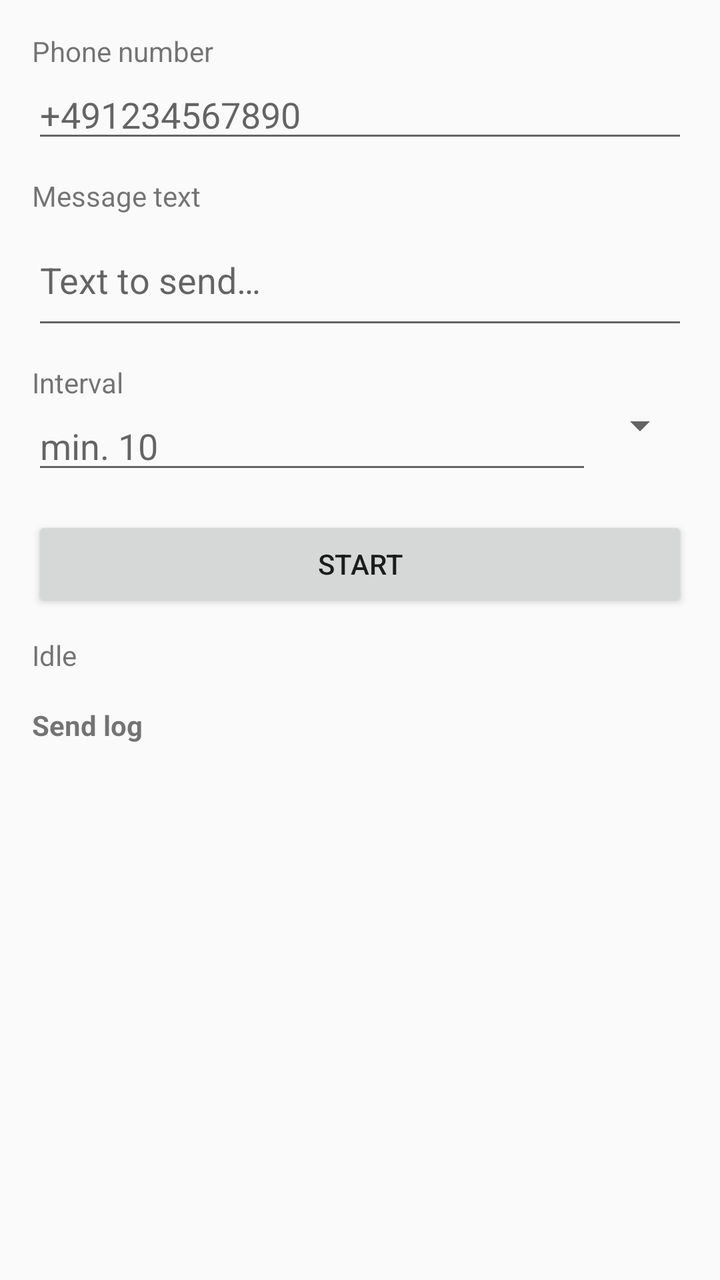
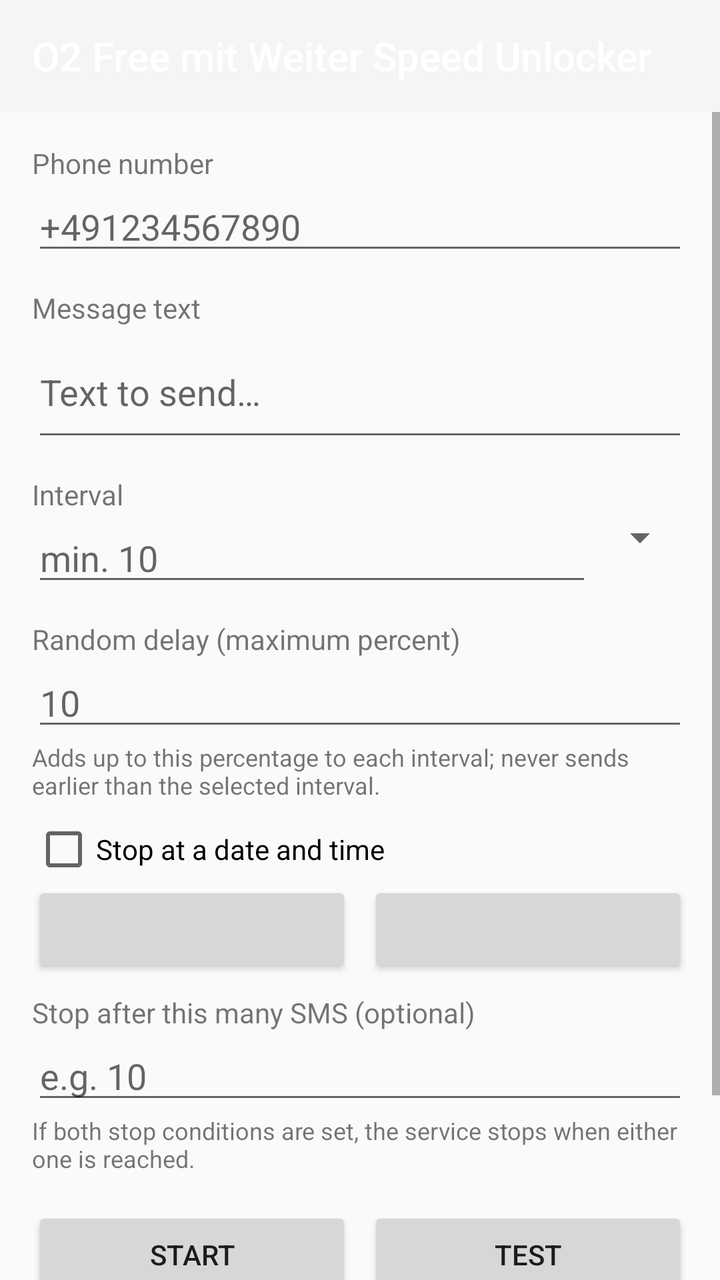

Compare the two renders of this Android layout. The source of the first and the diff that turns it into the second are given below.
<!-- AndroidManifest.xml: application theme android:Theme.Material.Light.NoActionBar -->
<!-- res/layout/activity_main.xml -->
<?xml version="1.0" encoding="utf-8"?>
<ScrollView xmlns:android="http://schemas.android.com/apk/res/android"
    android:layout_width="match_parent"
    android:layout_height="match_parent"
    android:fillViewport="true">

    <LinearLayout
        android:layout_width="match_parent"
        android:layout_height="wrap_content"
        android:orientation="vertical"
        android:padding="16dp">

        <TextView
            android:layout_width="match_parent"
            android:layout_height="wrap_content"
            android:text="@string/label_number" />

        <EditText
            android:id="@+id/etNumber"
            android:layout_width="match_parent"
            android:layout_height="wrap_content"
            android:hint="@string/hint_number"
            android:inputType="phone" />

        <TextView
            android:layout_width="match_parent"
            android:layout_height="wrap_content"
            android:layout_marginTop="12dp"
            android:text="@string/label_message" />

        <EditText
            android:id="@+id/etMessage"
            android:layout_width="match_parent"
            android:layout_height="wrap_content"
            android:hint="@string/hint_message"
            android:inputType="textMultiLine"
            android:minLines="2" />

        <TextView
            android:layout_width="match_parent"
            android:layout_height="wrap_content"
            android:layout_marginTop="12dp"
            android:text="@string/label_interval" />

        <LinearLayout
            android:layout_width="match_parent"
            android:layout_height="wrap_content"
            android:orientation="horizontal">

            <EditText
                android:id="@+id/etInterval"
                android:layout_width="0dp"
                android:layout_height="wrap_content"
                android:layout_weight="1"
                android:hint="@string/hint_interval"
                android:inputType="number" />

            <Spinner
                android:id="@+id/spinnerUnit"
                android:layout_width="wrap_content"
                android:layout_height="wrap_content" />
        </LinearLayout>

        <Button
            android:id="@+id/btnToggle"
            android:layout_width="match_parent"
            android:layout_height="wrap_content"
            android:layout_marginTop="16dp"
            android:text="@string/action_start" />

        <TextView
            android:id="@+id/tvStatus"
            android:layout_width="match_parent"
            android:layout_height="wrap_content"
            android:layout_marginTop="12dp"
            android:text="@string/status_idle" />

        <TextView
            android:layout_width="match_parent"
            android:layout_height="wrap_content"
            android:layout_marginTop="16dp"
            android:text="@string/label_log"
            android:textStyle="bold" />

        <TextView
            android:id="@+id/tvLog"
            android:layout_width="match_parent"
            android:layout_height="wrap_content"
            android:fontFamily="monospace"
            android:textSize="12sp" />
    </LinearLayout>
</ScrollView>
<!-- resources referenced by this layout -->
<resources>
  <string name="action_start">Start</string>
  <string name="hint_interval">min. 10</string>
  <string name="hint_message">Text to send…</string>
  <string name="hint_number">+491234567890</string>
  <string name="label_interval">Interval</string>
  <string name="label_log">Send log</string>
  <string name="label_message">Message text</string>
  <string name="label_number">Phone number</string>
  <string name="status_idle">Idle</string>
</resources>

<!-- the commit's change to res/layout/activity_main.xml (unified diff, before → after) -->
@@ -1,92 +1,189 @@
 <?xml version="1.0" encoding="utf-8"?>
-<ScrollView xmlns:android="http://schemas.android.com/apk/res/android"
+<LinearLayout xmlns:android="http://schemas.android.com/apk/res/android"
     android:layout_width="match_parent"
     android:layout_height="match_parent"
-    android:fillViewport="true">
+    android:orientation="vertical">
 
-    <LinearLayout
+    <Toolbar
+        android:id="@+id/toolbar"
         android:layout_width="match_parent"
-        android:layout_height="wrap_content"
-        android:orientation="vertical"
-        android:padding="16dp">
+        android:layout_height="?android:attr/actionBarSize"
+        android:background="?android:attr/colorPrimary"
+        android:title="@string/app_name"
+        android:titleTextColor="@android:color/white" />
 
-        <TextView
-            android:layout_width="match_parent"
-            android:layout_height="wrap_content"
-            android:text="@string/label_number" />
-
-        <EditText
-            android:id="@+id/etNumber"
-            android:layout_width="match_parent"
-            android:layout_height="wrap_content"
-            android:hint="@string/hint_number"
-            android:inputType="phone" />
-
-        <TextView
-            android:layout_width="match_parent"
-            android:layout_height="wrap_content"
-            android:layout_marginTop="12dp"
-            android:text="@string/label_message" />
-
-        <EditText
-            android:id="@+id/etMessage"
-            android:layout_width="match_parent"
-            android:layout_height="wrap_content"
-            android:hint="@string/hint_message"
-            android:inputType="textMultiLine"
-            android:minLines="2" />
-
-        <TextView
-            android:layout_width="match_parent"
-            android:layout_height="wrap_content"
-            android:layout_marginTop="12dp"
-            android:text="@string/label_interval" />
+    <ScrollView
+        android:layout_width="match_parent"
+        android:layout_height="0dp"
+        android:layout_weight="1"
+        android:fillViewport="true">
 
         <LinearLayout
             android:layout_width="match_parent"
             android:layout_height="wrap_content"
-            android:orientation="horizontal">
+            android:orientation="vertical"
+            android:padding="16dp">
+
+            <TextView
+                android:layout_width="match_parent"
+                android:layout_height="wrap_content"
+                android:text="@string/label_number" />
 
             <EditText
-                android:id="@+id/etInterval"
-                android:layout_width="0dp"
+                android:id="@+id/etNumber"
+                android:layout_width="match_parent"
                 android:layout_height="wrap_content"
-                android:layout_weight="1"
-                android:hint="@string/hint_interval"
+                android:hint="@string/hint_number"
+                android:inputType="phone" />
+
+            <TextView
+                android:layout_width="match_parent"
+                android:layout_height="wrap_content"
+                android:layout_marginTop="12dp"
+                android:text="@string/label_message" />
+
+            <EditText
+                android:id="@+id/etMessage"
+                android:layout_width="match_parent"
+                android:layout_height="wrap_content"
+                android:hint="@string/hint_message"
+                android:inputType="textMultiLine"
+                android:minLines="2" />
+
+            <TextView
+                android:layout_width="match_parent"
+                android:layout_height="wrap_content"
+                android:layout_marginTop="12dp"
+                android:text="@string/label_interval" />
+
+            <LinearLayout
+                android:layout_width="match_parent"
+                android:layout_height="wrap_content"
+                android:orientation="horizontal">
+
+                <EditText
+                    android:id="@+id/etInterval"
+                    android:layout_width="0dp"
+                    android:layout_height="wrap_content"
+                    android:layout_weight="1"
+                    android:hint="@string/hint_interval"
+                    android:inputType="number" />
+
+                <Spinner
+                    android:id="@+id/spinnerUnit"
+                    android:layout_width="wrap_content"
+                    android:layout_height="wrap_content" />
+            </LinearLayout>
+
+            <TextView
+                android:layout_width="match_parent"
+                android:layout_height="wrap_content"
+                android:layout_marginTop="12dp"
+                android:labelFor="@id/etRandomFactor"
+                android:text="@string/label_random_factor" />
+
+            <EditText
+                android:id="@+id/etRandomFactor"
+                android:layout_width="match_parent"
+                android:layout_height="wrap_content"
+                android:hint="@string/hint_random_factor"
+                android:inputType="number"
+                android:maxLength="3" />
+
+            <TextView
+                android:layout_width="match_parent"
+                android:layout_height="wrap_content"
+                android:text="@string/random_factor_help"
+                android:textSize="12sp" />
+
+            <CheckBox
+                android:id="@+id/cbEndAt"
+                android:layout_width="match_parent"
+                android:layout_height="wrap_content"
+                android:layout_marginTop="8dp"
+                android:text="@string/label_enable_end_time" />
+
+            <LinearLayout
+                android:layout_width="match_parent"
+                android:layout_height="wrap_content"
+                android:orientation="horizontal">
+
+                <Button
+                    android:id="@+id/btnEndDate"
+                    android:layout_width="0dp"
+                    android:layout_height="wrap_content"
+                    android:layout_weight="1" />
+
+                <Button
+                    android:id="@+id/btnEndTime"
+                    android:layout_width="0dp"
+                    android:layout_height="wrap_content"
+                    android:layout_marginStart="8dp"
+                    android:layout_weight="1" />
+            </LinearLayout>
+
+            <TextView
+                android:layout_width="match_parent"
+                android:layout_height="wrap_content"
+                android:layout_marginTop="8dp"
+                android:labelFor="@id/etMaxSmsCount"
+                android:text="@string/label_max_sms_count" />
+
+            <EditText
+                android:id="@+id/etMaxSmsCount"
+                android:layout_width="match_parent"
+                android:layout_height="wrap_content"
+                android:hint="@string/hint_max_sms_count"
                 android:inputType="number" />
 
-            <Spinner
-                android:id="@+id/spinnerUnit"
-                android:layout_width="wrap_content"
-                android:layout_height="wrap_content" />
+            <TextView
+                android:layout_width="match_parent"
+                android:layout_height="wrap_content"
+                android:text="@string/stop_condition_help"
+                android:textSize="12sp" />
+
+            <LinearLayout
+                android:layout_width="match_parent"
+                android:layout_height="wrap_content"
+                android:layout_marginTop="16dp"
+                android:orientation="horizontal">
+
+                <Button
+                    android:id="@+id/btnToggle"
+                    android:layout_width="0dp"
+                    android:layout_height="wrap_content"
+                    android:layout_weight="1"
+                    android:text="@string/action_start" />
+
+                <Button
+                    android:id="@+id/btnTest"
+                    android:layout_width="0dp"
+                    android:layout_height="wrap_content"
+                    android:layout_marginStart="8dp"
+                    android:layout_weight="1"
+                    android:text="@string/action_test" />
+            </LinearLayout>
+
+            <TextView
+                android:id="@+id/tvStatus"
+                android:layout_width="match_parent"
+                android:layout_height="wrap_content"
+                android:layout_marginTop="12dp"
+                android:text="@string/status_idle" />
+
+            <TextView
+                android:layout_width="match_parent"
+                android:layout_height="wrap_content"
+                android:layout_marginTop="16dp"
+                android:text="@string/label_log"
+                android:textStyle="bold" />
+
+            <TextView
+                android:id="@+id/tvLog"
+                android:layout_width="match_parent"
+                android:layout_height="wrap_content"
+                android:fontFamily="monospace"
+                android:textSize="12sp" />
         </LinearLayout>
-
-        <Button
-            android:id="@+id/btnToggle"
-            android:layout_width="match_parent"
-            android:layout_height="wrap_content"
-            android:layout_marginTop="16dp"
-            android:text="@string/action_start" />
-
-        <TextView
-            android:id="@+id/tvStatus"
-            android:layout_width="match_parent"
-            android:layout_height="wrap_content"
-            android:layout_marginTop="12dp"
-            android:text="@string/status_idle" />
-
-        <TextView
-            android:layout_width="match_parent"
-            android:layout_height="wrap_content"
-            android:layout_marginTop="16dp"
-            android:text="@string/label_log"
-            android:textStyle="bold" />
-
-        <TextView
-            android:id="@+id/tvLog"
-            android:layout_width="match_parent"
-            android:layout_height="wrap_content"
-            android:fontFamily="monospace"
-            android:textSize="12sp" />
-    </LinearLayout>
-</ScrollView>
+    </ScrollView>
+</LinearLayout>
<!-- resource entries referenced after the edit -->
@@ -1,13 +1,22 @@
 <!-- resources referenced by this layout -->
 <resources>
   <string name="action_start">Start</string>
+  <string name="action_test">Test</string>
+  <string name="app_name" translatable="false">O2 Free mit Weiter Speed Unlocker</string>
   <string name="hint_interval">min. 10</string>
+  <string name="hint_max_sms_count">e.g. 10</string>
   <string name="hint_message">Text to send…</string>
   <string name="hint_number">+491234567890</string>
+  <string name="hint_random_factor">10</string>
+  <string name="label_enable_end_time">Stop at a date and time</string>
   <string name="label_interval">Interval</string>
   <string name="label_log">Send log</string>
+  <string name="label_max_sms_count">Stop after this many SMS (optional)</string>
   <string name="label_message">Message text</string>
   <string name="label_number">Phone number</string>
+  <string name="label_random_factor">Random delay (maximum percent)</string>
+  <string name="random_factor_help">Adds up to this percentage to each interval; never sends earlier than the selected interval.</string>
   <string name="status_idle">Idle</string>
+  <string name="stop_condition_help">If both stop conditions are set, the service stops when either one is reached.</string>
 </resources>
 
